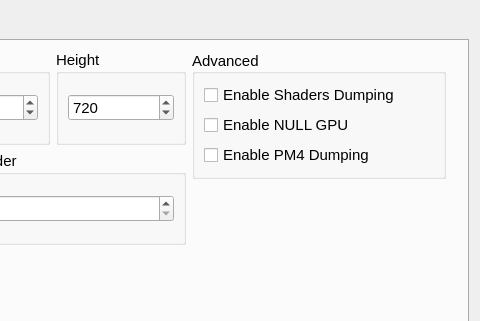
The window that src/qt_gui/settings_dialog.ui (shadps4-emu/shadPS4) describes before a commit, drawn with Qt 5; both pictures show x 374 to 854 and y 0 to 321 of the 854 by 570 pixel window.
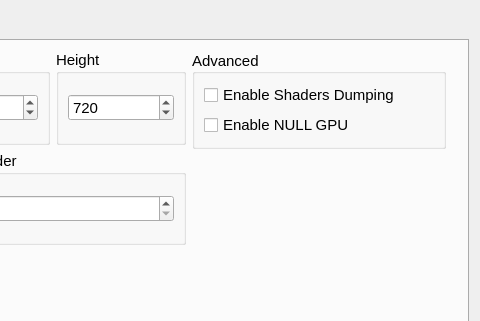
The same window after the commit. The open tabs and pages were chosen to show the change. Icons and pictures are not drawn.

```diff
--- a/src/qt_gui/settings_dialog.ui
+++ b/src/qt_gui/settings_dialog.ui
@@ -664,13 +664,6 @@
                  </property>
                 </widget>
                </item>
-               <item>
-                <widget class="QCheckBox" name="dumpPM4CheckBox">
-                 <property name="text">
-                  <string>Enable PM4 Dumping</string>
-                 </property>
-                </widget>
-               </item>
               </layout>
              </widget>
             </item>
```
